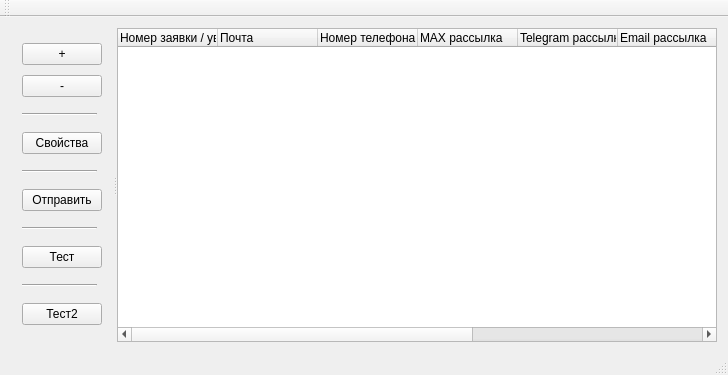
AnatolySolovyev12/BirdHouse, file BirdHouse/BirdHouse.ui: the form before one commit.
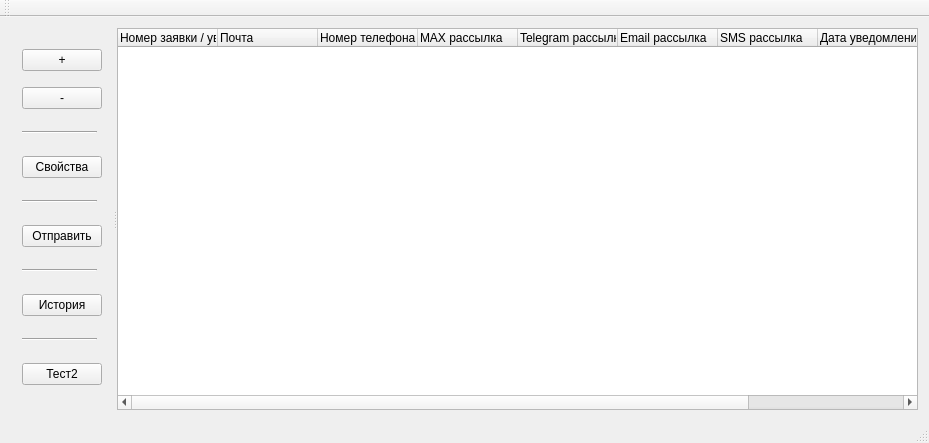
The form after the commit.

Commit message: Fix send empty json array

```diff
--- a/BirdHouse/BirdHouse.ui
+++ b/BirdHouse/BirdHouse.ui
@@ -6,8 +6,8 @@
    <rect>
     <x>0</x>
     <y>0</y>
-    <width>727</width>
-    <height>375</height>
+    <width>929</width>
+    <height>443</height>
    </rect>
   </property>
   <property name="windowTitle">
@@ -26,7 +26,7 @@
       <property name="orientation">
        <enum>Qt::Horizontal</enum>
       </property>
-      <widget class="QWidget" name="">
+      <widget class="QWidget" name="layoutWidget">
        <layout class="QVBoxLayout" name="verticalLayout">
         <item>
          <widget class="QPushButton" name="pushButtonAdd">
@@ -152,7 +152,7 @@
         <item>
          <widget class="QPushButton" name="pushButton">
           <property name="text">
-           <string>Тест</string>
+           <string>История</string>
           </property>
          </widget>
         </item>
```
Left out of the diff: 8 changed lines with no effect on the pictures. The commit also changes 1 other file.
